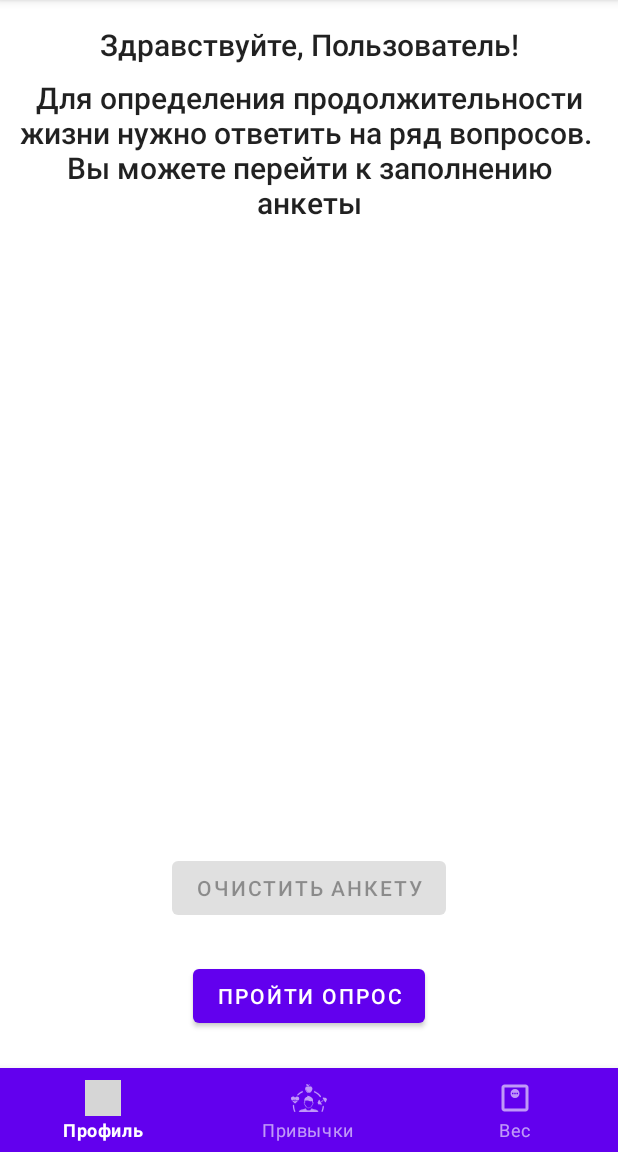
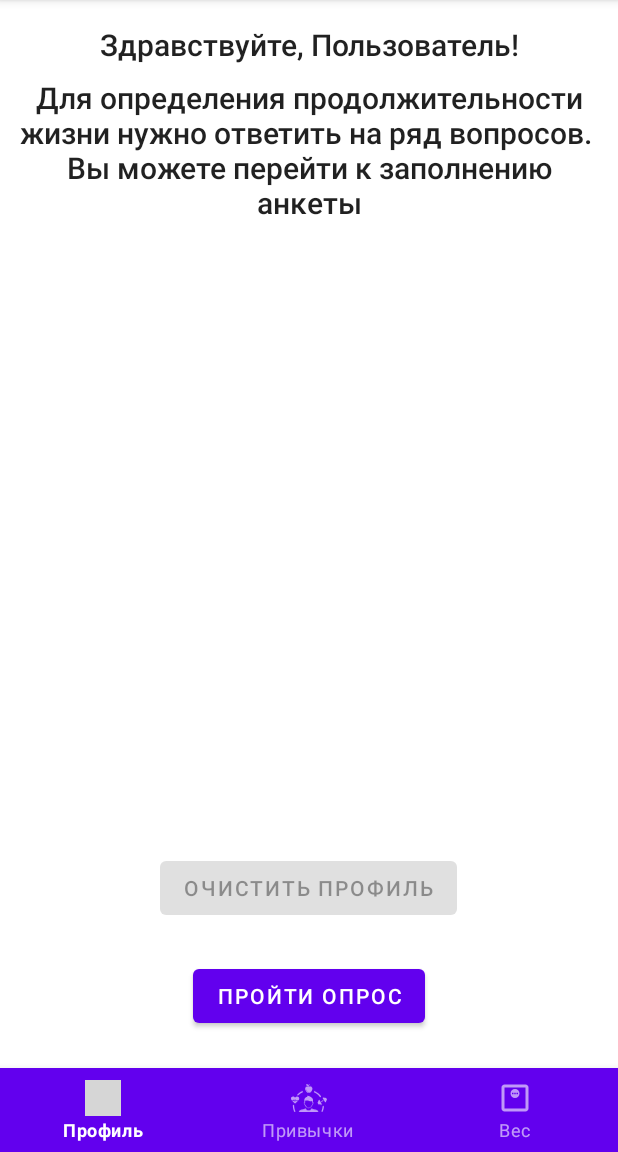
Before and after one commit to PavelKassitchev/NewMemento, an Android app: the screen it shows after launch (MainActivity), on a phone screen of 412 x 824 dp, the part 84-1236 px from its top. Run offline under Robolectric (Android 15) with nearby library versions, the phone set to English and light mode, and no system bars; 4 statements that could not run were skipped; grey boxes are pictures that could not be loaded.

Commit message:
add correct Clearance

```diff
--- a/app/src/main/AndroidManifest.xml
+++ b/app/src/main/AndroidManifest.xml
@@ -4,7 +4,7 @@
 
     <application
         android:name=".MementoApplication"
-        android:allowBackup="true"
+        android:allowBackup="false"
         android:icon="@drawable/ic_sand_clock"
         android:label="@string/app_name"
         android:roundIcon="@drawable/ic_sand_clock"
--- a/app/src/main/java/by/pavka/memento/MainActivity.java
+++ b/app/src/main/java/by/pavka/memento/MainActivity.java
@@ -7,6 +7,7 @@ import androidx.multidex.MultiDex;
 import android.content.DialogInterface;
 import android.content.Intent;
 import android.os.Bundle;
+import android.util.Log;
 import android.view.View;
 import android.widget.Button;
 import android.widget.TextView;
@@ -65,6 +66,7 @@ public class MainActivity extends AppCompatActivity implements View.OnClickListe
         User user = application.getUser();
         Calendar birthDate = user.getBirthDate();
         Calendar end = null;
+        Log.d("PROF", "Now " + birthDate + " " + user.isHabitCustomized());
         if (birthDate != null) {
             int gender = user.getGender();
             Questionnaire questionnaire = application.getQuestionnaire();
@@ -73,6 +75,9 @@ public class MainActivity extends AppCompatActivity implements View.OnClickListe
             int height = user.getHeight();
             end = calculator.tuneLifeDaySpan(gender, birthDate, weight, height, null, preCalculator, questionnaire, answers);
             setButtons(true);
+        } else if (user.isHabitCustomized() && !user.allHabitsClear()) {
+            setButtons(true);
+            buttonUpdate.setText(getResources().getString(R.string.start));
         } else {
             setButtons(false);
         }
@@ -88,7 +93,7 @@ public class MainActivity extends AppCompatActivity implements View.OnClickListe
                 startActivityForResult(intent, REQUEST_CODE);
                 break;
             case R.id.button_clear:
-                if (application.getUser().isProgressing()) {
+                if (application.getUser().getBirthDate() != null) {
                     AlertDialog.Builder builder = new AlertDialog.Builder(this);
                     builder.setTitle(getString(R.string.clearance)).setMessage(getString(R.string.confidence))
                             .setNegativeButton(getString(R.string.cancel), this)
@@ -96,10 +101,19 @@ public class MainActivity extends AppCompatActivity implements View.OnClickListe
                             .setPositiveButton(getString(R.string.clear_all), this);
                     builder.create().show();
                 } else {
-                    clearUser();
-                    setHeader(null);
-                    setForecast(null);
-                    setButtons(false);
+                    if (application.getUser().isHabitCustomized()) {
+                        Log.d("MYSTERY", "HABIT CUSTOMIZED");
+                        AlertDialog.Builder builder = new AlertDialog.Builder(this);
+                        builder.setTitle(getString(R.string.clearance)).setMessage(getString(R.string.confidence_short))
+                                .setNegativeButton(getString(R.string.cancel), this)
+                                .setPositiveButton(getString(R.string.clear_all), this);
+                        builder.create().show();
+                    } else {
+                        clearUser();
+                        setHeader(null);
+                        setForecast(null);
+                        setButtons(false);
+                    }
                 }
                 break;
         }
--- a/app/src/main/java/by/pavka/memento/MementoApplication.java
+++ b/app/src/main/java/by/pavka/memento/MementoApplication.java
@@ -203,7 +203,6 @@ public class MementoApplication extends MultiDexApplication {
         HabitProgress progress = tracker.getHabitProgress(id);
         boolean[] week = progress.getWeek();
         String habitName = habit.getName();
-        Log.d("MYSTERY", "WEEK = " + week);
         int hour = progress.getHour();
         int minute = progress.getMinute();
         WorkManager workManager = WorkManager.getInstance(this);
@@ -213,7 +212,6 @@ public class MementoApplication extends MultiDexApplication {
             workManager.cancelAllWorkByTag(habitName);
         }
         if (progress.getHabitStatus() == HabitStatus.ACTIVE) {
-            Log.d("MYSTERY", "RAW DELAY = " + delay);
             long end = alarmer.tillEnd(progress.getEndDate());
             String contentText;
             long tillNext;
@@ -247,5 +245,6 @@ public class MementoApplication extends MultiDexApplication {
     public void failHabit(int id) {
         getUser().getTracker().getHabitProgress(id).setHabitStatus(HabitStatus.ENABLED);
         saveHabits();
+        Log.d("MYSTERY", "APP HABIT FAILED");
     }
 }
--- a/app/src/main/java/by/pavka/memento/habit/HabitActivity.java
+++ b/app/src/main/java/by/pavka/memento/habit/HabitActivity.java
@@ -82,7 +82,6 @@ public class  HabitActivity extends AppCompatActivity {
             adapter.notifyDataSetChanged();
             application.saveHabits();
             Habit habit = (Habit)data.getSerializableExtra("habit");
-            //application.setNextNotification(habit.getId(), true);
             application.launchNotification(habit.getId(), true);
         }
     }
--- a/app/src/main/java/by/pavka/memento/notification/DoneReceiver.java
+++ b/app/src/main/java/by/pavka/memento/notification/DoneReceiver.java
@@ -20,13 +20,13 @@ public class DoneReceiver extends BroadcastReceiver {
 
     @Override
     public void onReceive(Context context, Intent intent) {
-//        int id = intent.getIntExtra("id", -1);
+
         Habit habit = (Habit) intent.getSerializableExtra("habit");
+        Log.d("MYSTERY", "In DoneReceiver habit = " + habit);
         NotificationManagerCompat notifyManager = NotificationManagerCompat.from(context);
         notifyManager.cancel(habit.getId());
         String tag = habit.getName();
         String action = intent.getAction();
-
         if ("by.pavka.fail".equals(action)) {
             Intent failureIntent = new Intent(context, HabitActivity.class);
             failureIntent.setFlags(Intent.FLAG_ACTIVITY_CLEAR_TASK);
@@ -51,7 +51,6 @@ public class DoneReceiver extends BroadcastReceiver {
             Log.d("MYSTERY", "Expire intent = " + failureIntent);
             context.startActivity(failureIntent);
             ((MementoApplication)(context.getApplicationContext())).failHabit(habit.getId());
-
         }
         ((MementoApplication) context.getApplicationContext()).cancelWork(tag);
     }
--- a/app/src/main/res/values/strings.xml
+++ b/app/src/main/res/values/strings.xml
@@ -3,7 +3,7 @@
     <string name="header_main">Здравствуйте, %s!</string>
     <string name="forecast">В среднем человек вашего возраста, пола и привычек доживет до %s года.</string>
     <string name="invitation">Вы можете перейти к заполнению анкеты</string>
-    <string name="clear">Очистить Анкету</string>
+    <string name="clear">Очистить Профиль</string>
     <string name="update">Вновь пройти опрос</string>
     <string name="start">Пройти опрос</string>
     <string name="general">Для определения продолжительности жизни нужно ответить на ряд вопросов. \nВы можете перейти к заполнению анкеты</string>
@@ -39,7 +39,7 @@
     <string name="ok">сохранить</string>
     <string name="disabled">Привычка уже обретена. Очистите или измените профиль для активизации</string>
     <string name="clearance">очистка данных</string>
-    <string name="confidence">выхотите удалить только данные опросника или также прогресс привычек?</string>
+    <string name="confidence">вы хотите удалить только данные опросника или также прогресс привычек?</string>
     <string name="quest_only">очистить опросник</string>
     <string name="clear_all">очистить все</string>
     <string name="set_end">Дата фиксации привычки</string>
@@ -59,6 +59,7 @@
     <string name="fail">Неудача</string>
     <string name="success">Успех!</string>
     <string name="wrong_end">Установите корректный срок выработки привычки (в будущем)</string>
+    <string name="confidence_short">вы хотите удалить весь прогресс привычек?</string>
 
     <string-array name="months">
         <item>Январь</item>
```
Also changed, not shown: app/src/main/java/by/pavka/memento/habit/HabitRecyclerViewAdapter.java (+9 -8 lines), app/src/main/java/by/pavka/memento/notification/MementoWorker.java (+4 -3 lines), app/src/main/java/by/pavka/memento/user/User.java (+4 -4 lines), app/src/main/java/by/pavka/memento/util/CalendarConverter.java (+7 -1 lines), app/src/main/res/layout/card_item.xml (+4 -6 lines).
